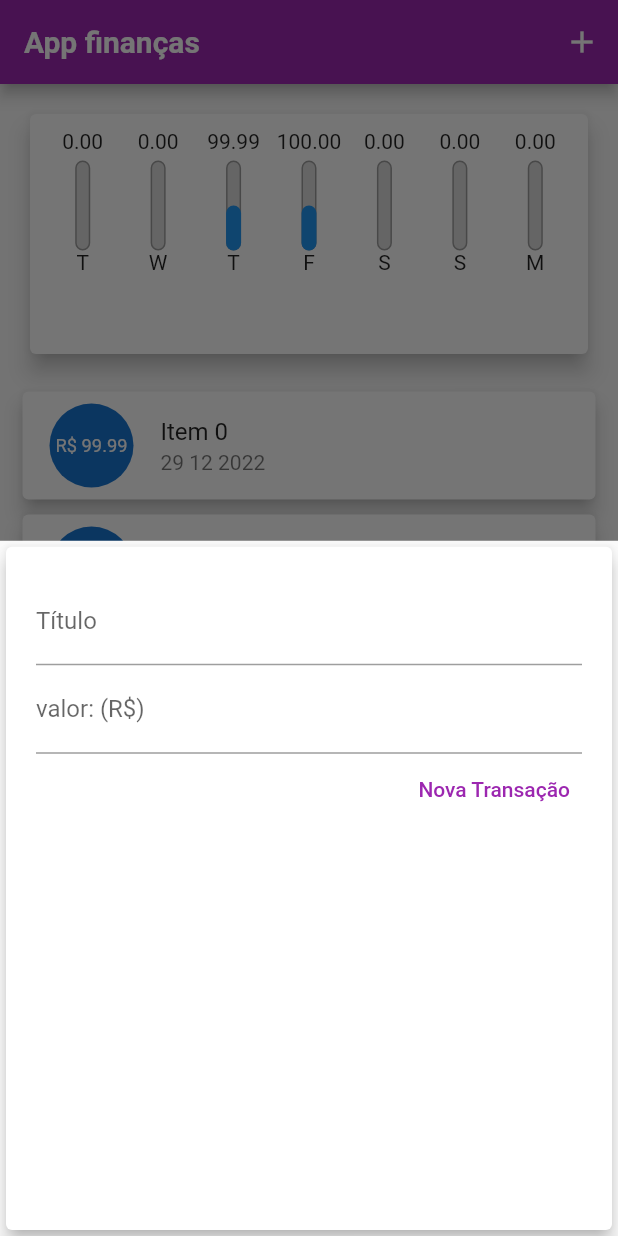
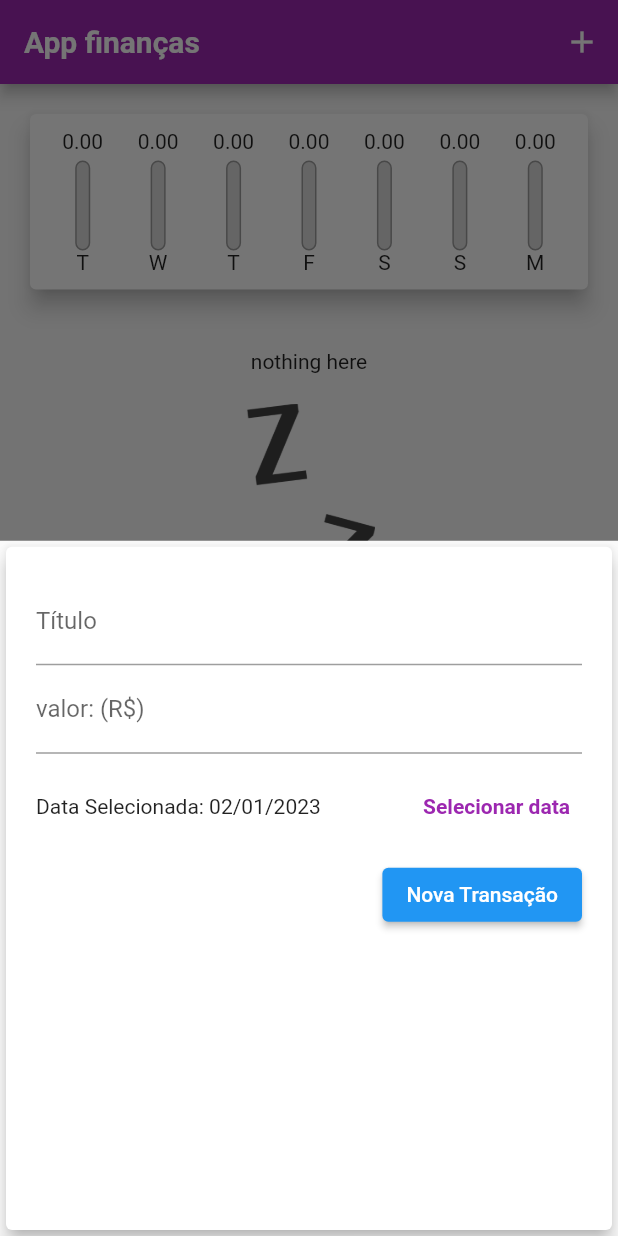
Before and after one commit to Dracorike/Financas, a Flutter app: the screen it shows after launch, after a tap on the "add" icon, on a phone screen of 412 x 824 dp. Run offline on Flutter 3.47's test engine with Material 2 defaults, Android fonts, the phone set to English and light mode, and no system bars; Roboto replaces fonts that are missing (Arial).

Commit message:
[main] Card com nova interface, melhoria no chart.

```diff
--- a/lib/main.dart
+++ b/lib/main.dart
@@ -27,14 +27,17 @@ class ExpancesApp extends StatelessWidget {
             fontFamily: 'Arial',
             fontSize: 18,
             color: Colors.black,
-          )),
+          ),
+        ),
         appBarTheme: layoutTheme.appBarTheme.copyWith(
           titleTextStyle: const TextStyle(
             fontFamily: 'Arial',
             fontSize: 20,
             fontWeight: FontWeight.bold,
-          )),
-        ));
+          ),
+        ),
+      ),
+    );
   }
 }
 
@@ -46,15 +49,15 @@ class MyHomePage extends StatefulWidget {
 }
 
 class _MyHomePageState extends State<MyHomePage> {
-  final List<Transaction> _listTransaction = mockTransactions;
+  final List<Transaction> _listTransaction = [];
   static const int maxNumberUid = 999999;
 
-  void _createNewExpance(String title, double value) {
+  void _createNewExpance(String title, double value, DateTime transactionDate) {
     var newExpance = Transaction(
       id: Random().nextInt(maxNumberUid),
       title: title,
       value: value,
-      date: DateTime.now(),
+      date: transactionDate,
     );
 
     setState(() {
@@ -69,7 +72,7 @@ class _MyHomePageState extends State<MyHomePage> {
         context: context,
         builder: (ctx) {
           return CardSaveExpances(
-            saveNewExpance: ((title, value) => _createNewExpance(title, value)),
+            saveNewExpance: ((title, value, transactionDate) => _createNewExpance(title, value, transactionDate)),
           );
         });
   }
--- a/lib/ui/components/card_save_expances.dart
+++ b/lib/ui/components/card_save_expances.dart
@@ -1,8 +1,9 @@
 import 'package:flutter/material.dart';
+import 'package:intl/intl.dart';
 
 class CardSaveExpances extends StatefulWidget {
   const CardSaveExpances({super.key, required this.saveNewExpance});
-  final void Function(String, double) saveNewExpance;
+  final void Function(String, double, DateTime) saveNewExpance;
 
   @override
   State<CardSaveExpances> createState() => _CardSaveExpancesState();
@@ -11,6 +12,7 @@ class CardSaveExpances extends StatefulWidget {
 class _CardSaveExpancesState extends State<CardSaveExpances> {
   final _titleExpance = TextEditingController();
   final _valueExpance = TextEditingController();
+  DateTime _datePicked = DateTime.now();
 
   void _onSubmitForm() {
     final title = _titleExpance.text;
@@ -18,11 +20,28 @@ class _CardSaveExpancesState extends State<CardSaveExpances> {
 
     if (title.isEmpty || value <= 0) return;
 
-    widget.saveNewExpance(title, value);
+    widget.saveNewExpance(title, value, _datePicked);
   }
 
-  double _parseToCurrency(String value){
+  double _parseToCurrency(String value) {
     return double.tryParse(value.replaceAll(',', '.')) ?? 0;
+  }
+
+  _showDatePicker() {
+    showDatePicker(
+      context: context,
+      initialDate: DateTime.now(),
+      firstDate: DateTime(2022),
+      lastDate: DateTime.now(),
+    ).then(
+      (picked) {
+        if (picked == null) return;
+
+        setState(() {
+          _datePicked = picked;
+        });
+      },
+    );
   }
 
   @override
@@ -34,7 +53,7 @@ class _CardSaveExpancesState extends State<CardSaveExpances> {
         child: Column(
           children: [
             TextField(
-              onSubmitted: ((value) =>  _onSubmitForm),
+              onSubmitted: ((value) => _onSubmitForm),
               decoration: const InputDecoration(labelText: 'Título'),
               controller: _titleExpance,
             ),
@@ -44,14 +63,35 @@ class _CardSaveExpancesState extends State<CardSaveExpances> {
               decoration: const InputDecoration(labelText: 'valor: (R\$)'),
               keyboardType: TextInputType.number,
             ),
+            SizedBox(
+              height: 70,
+              child: Row(
+                children: [
+                  Expanded(
+                    child: Text(
+                      'Data Selecionada: ${DateFormat('dd/MM/y').format(_datePicked)}',
+                    ),
+                  ),
+                  TextButton(
+                    onPressed: _showDatePicker,
+                    child: const Text(
+                      'Selecionar data',
+                      style: TextStyle(fontWeight: FontWeight.bold),
+                    ),
+                  )
+                ],
+              ),
+            ),
             Row(
               mainAxisAlignment: MainAxisAlignment.end,
               children: [
-                TextButton(
+                ElevatedButton(
+                  style: ElevatedButton.styleFrom(
+                      backgroundColor: Theme.of(context).primaryColor),
                   onPressed: () => _onSubmitForm(),
                   child: const Text(
                     'Nova Transação',
-                    style: TextStyle(color: Colors.purple),
+                    style: TextStyle(color: Colors.white),
                   ),
                 )
               ],
--- a/lib/ui/components/chart.dart
+++ b/lib/ui/components/chart.dart
@@ -40,11 +40,13 @@ class Chart extends StatelessWidget {
     });
   }
 
+  bool get _listRecentTransactionIsEmpty {
+    return recentTransactions.isEmpty;
+  }
+
   @override
   Widget build(BuildContext context) {
-    return SizedBox(
-      height: 200,
-      child: Card(
+    return Card(
       elevation: 6,
       margin: const EdgeInsets.all(20),
       child: Padding(
@@ -55,10 +57,15 @@ class Chart extends StatelessWidget {
             ...groupedTransaction.map((objectTransaction) {
               return Flexible(
                 fit: FlexFit.tight,
-                  child: ChartBar(
+                child: _listRecentTransactionIsEmpty
+                    ? ChartBar(
                         label: objectTransaction['day'] as String,
-                    percentage:
-                        (objectTransaction['value'] as double) / _weekTotalValue,
+                        percentage: 0,
+                        value: 0)
+                    : ChartBar(
+                        label: objectTransaction['day'] as String,
+                        percentage: (objectTransaction['value'] as double) /
+                            _weekTotalValue,
                         value: objectTransaction['value'] as double,
                       ),
               );
@@ -66,7 +73,6 @@ class Chart extends StatelessWidget {
           ],
         ),
       ),
-      ),
     );
   }
 }
--- a/lib/ui/components/chart_bar.dart
+++ b/lib/ui/components/chart_bar.dart
@@ -13,6 +13,7 @@ class ChartBar extends StatelessWidget {
 
   @override
   Widget build(BuildContext context) {
+    print(percentage);
     return Column(
       children: [
         FittedBox(child: Text(value.toStringAsFixed(2))),
@@ -36,6 +37,7 @@ class ChartBar extends StatelessWidget {
                 ),
               ),
               FractionallySizedBox(
+                alignment: AlignmentDirectional.bottomCenter,
                 heightFactor: percentage,
                 child: Container(
                   decoration: BoxDecoration(
```
Lines whose indentation alone changed are shown as unchanged.
